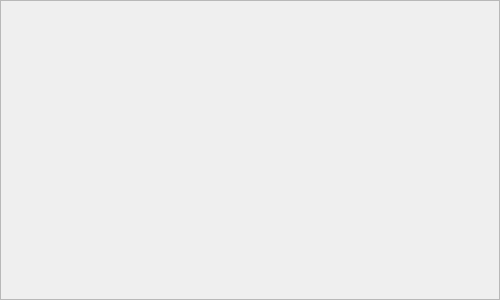
First picture: the form in chatapp/interfaces/friendsaccept.ui, repository wajih8/chat_app, before the edit.
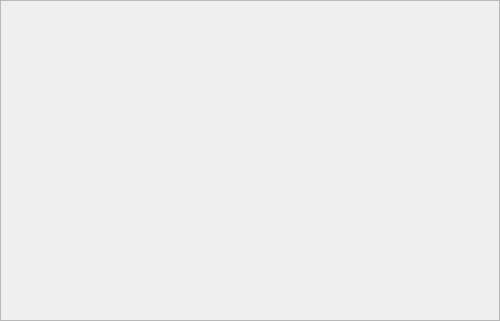
Second picture: the form after the edit.

Diff of the .ui file:
```diff
--- a/chatapp/interfaces/friendsaccept.ui
+++ b/chatapp/interfaces/friendsaccept.ui
@@ -7,13 +7,13 @@
     <x>0</x>
     <y>0</y>
     <width>500</width>
-    <height>300</height>
+    <height>321</height>
    </rect>
   </property>
   <property name="minimumSize">
    <size>
     <width>500</width>
-    <height>0</height>
+    <height>321</height>
    </size>
   </property>
   <property name="maximumSize">
@@ -41,7 +41,7 @@
       <x>0</x>
       <y>0</y>
       <width>500</width>
-      <height>300</height>
+      <height>321</height>
      </rect>
     </property>
     <property name="widgetResizable">
@@ -53,7 +53,7 @@
        <x>0</x>
        <y>0</y>
        <width>498</width>
-       <height>298</height>
+       <height>319</height>
       </rect>
      </property>
     </widget>
```
Left out of the diff: 2 changed lines with no effect on the pictures.
